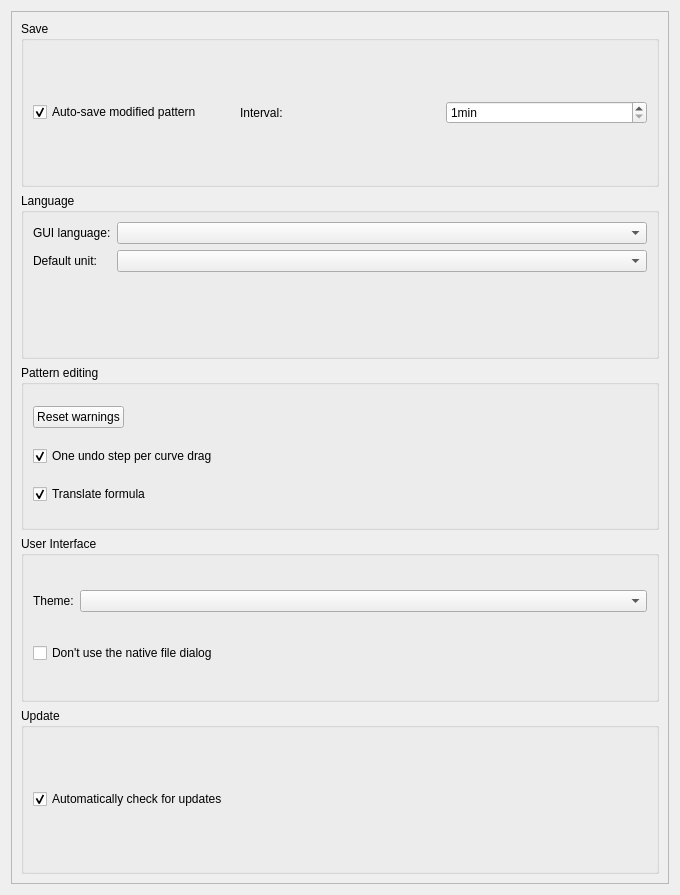
Qt form src/app/ostara/dialogs/configpages/preferencesgeneralpage.ui (equinox-patterns/Ostara) before a commit.
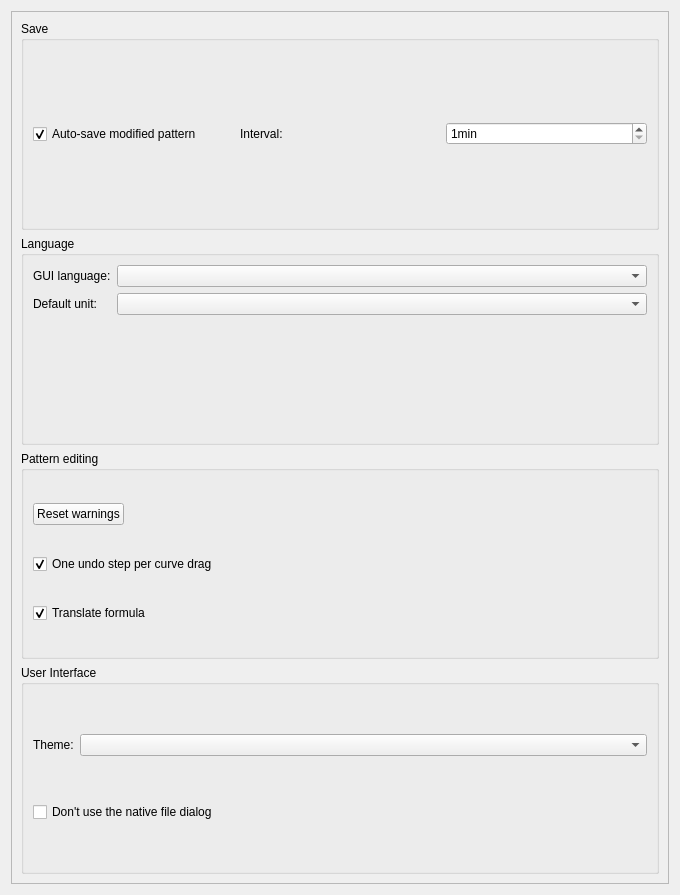
The same form after that commit.

The edit to the form file:
```diff
--- a/src/app/ostara/dialogs/configpages/preferencesgeneralpage.ui
+++ b/src/app/ostara/dialogs/configpages/preferencesgeneralpage.ui
@@ -201,28 +201,6 @@
          </layout>
         </widget>
        </item>
-       <item>
-        <widget class="QGroupBox" name="groupBox_9">
-         <property name="title">
-          <string>Update</string>
-         </property>
-         <layout class="QVBoxLayout" name="verticalLayout_8">
-          <item>
-           <widget class="QCheckBox" name="checkBoxAutomaticallyCheckUpdates">
-            <property name="toolTip">
-             <string>Automatically check for updates each time the application starts</string>
-            </property>
-            <property name="text">
-             <string>Automatically check for updates</string>
-            </property>
-            <property name="checked">
-             <bool>true</bool>
-            </property>
-           </widget>
-          </item>
-         </layout>
-        </widget>
-       </item>
       </layout>
      </widget>
     </widget>
```
